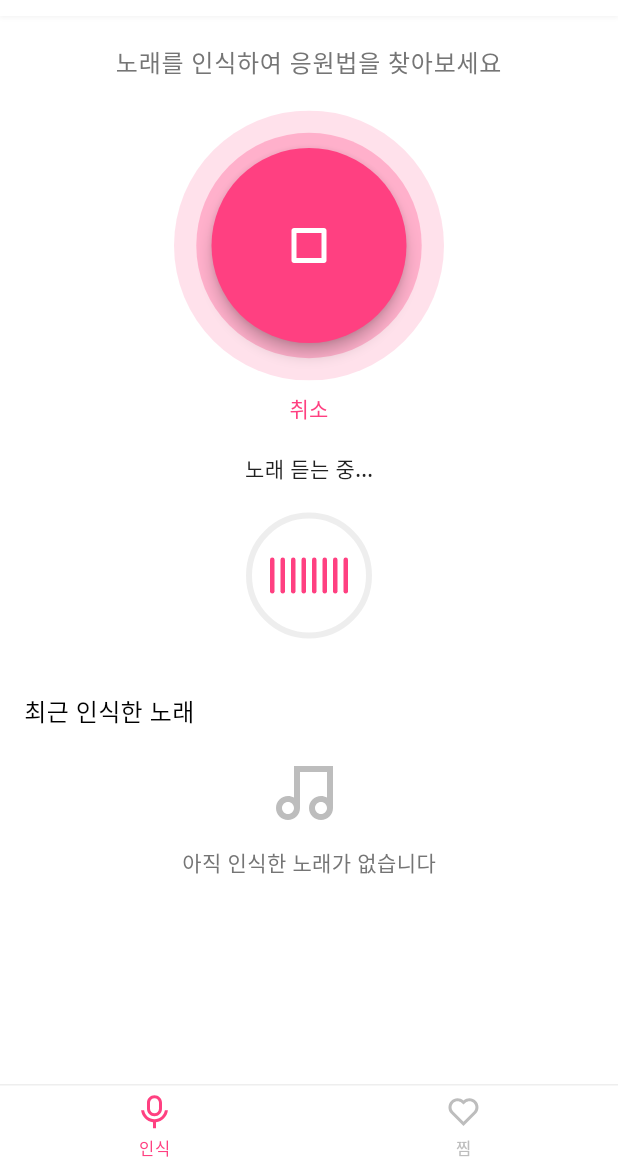
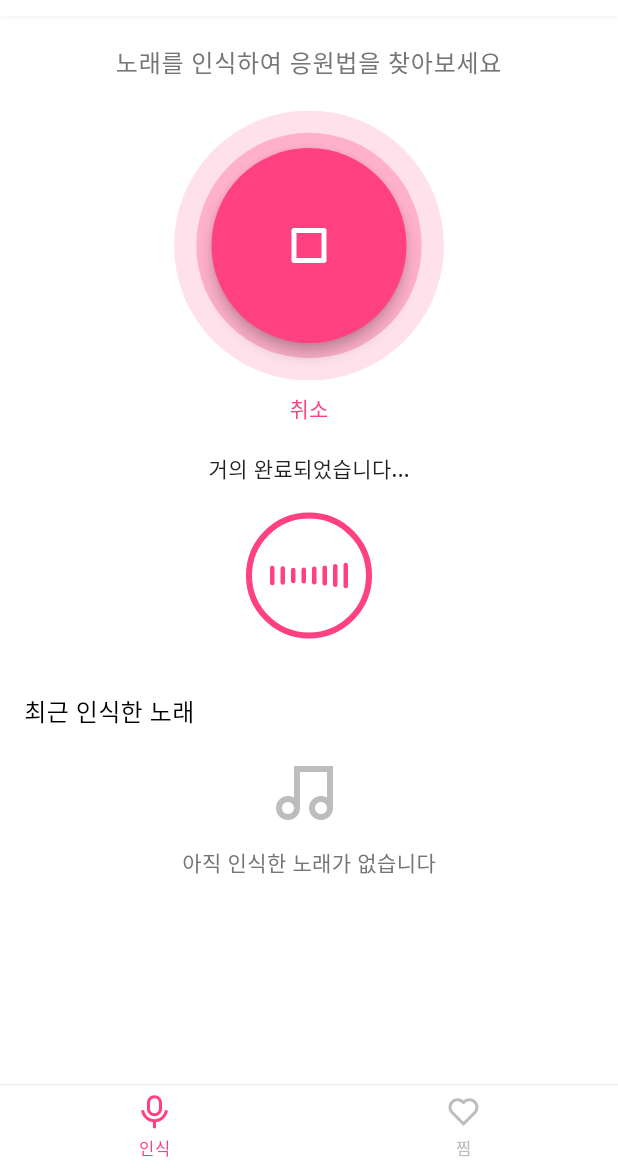
Before and after one commit to Gyeony95/Fan-Chant, a Flutter app: the screen it shows after launch, after a tap on an icon or button, on a phone screen of 412 x 824 dp, the part 68-1236 px from its top. Run offline on Flutter 3.47's test engine with Material 3 defaults, Android fonts, the light colour scheme and no system bars; our stand-ins replace flutter_remix, flutter_riverpod, google_fonts, hive, hive_flutter, riverpod_annotation; missing offline and left inert: flutter_shazam_kit; accounts and stored records are empty; generated files the repository leaves out were written again.

Commit message:
feat : 음석인식 ui 수정

```diff
--- a/lib/src/features/song_recognition/providers/song_provider.dart
+++ b/lib/src/features/song_recognition/providers/song_provider.dart
@@ -91,8 +91,26 @@ class SongRecognition extends _$SongRecognition {
       }
       // iOS가 아닌 경우 샘플 데이터 사용 (시뮬레이션)
       else {
-        // 실제로는 오디오 인식 API를 호출하지만, 여기서는 지연만 시뮬레이션
-        await Future.delayed(const Duration(seconds: 3));
+        // 프로그레스 시뮬레이션 (0.0 ~ 1.0)
+        for (int i = 1; i <= 5; i++) {
+          if (state.status != SongRecognitionStatus.recognizing) {
+            // 사용자가 도중에 취소한 경우
+            break;
+          }
+
+          // 진행 상태 업데이트
+          state = state.copyWith(
+            recognitionProgress: i / 5,
+            statusMessage: i <= 2
+                ? '음악을 들어보는 중...'
+                : i <= 4
+                    ? '인식 중...'
+                    : '거의 완료되었습니다...',
+          );
+
+          // 잠시 대기
+          await Future.delayed(const Duration(milliseconds: 300));
+        }
 
         // 샘플 노래 목록에서 두 번째 노래 (Hype Boy)를 선택하여 인식 성공으로 처리
         final songs = Song.getSampleSongs();
@@ -102,6 +120,7 @@ class SongRecognition extends _$SongRecognition {
           status: SongRecognitionStatus.success,
           recognizedSong: recognizedSong,
           statusMessage: '인식 성공!',
+          recognitionProgress: 1.0,
         );
       }
     } catch (e) {
--- a/lib/src/features/song_recognition/screens/song_recognition_screen.dart
+++ b/lib/src/features/song_recognition/screens/song_recognition_screen.dart
@@ -1,3 +1,5 @@
+import 'dart:io';
+import 'dart:async';
 import 'package:flutter/material.dart';
 import 'package:flutter_riverpod/flutter_riverpod.dart';
 import 'package:fan_chant/src/config/routes.dart';
@@ -79,11 +81,7 @@ class _SongRecognitionScreenState extends ConsumerState<SongRecognitionScreen>
                           const SizedBox(height: 10),
 
                           // 인식 상태
-                          if (recognitionState.status ==
-                                  SongRecognitionStatus.recognizing ||
-                              recognitionState.status ==
-                                  SongRecognitionStatus.failure)
-                            _buildRecognitionStatus(),
+                          _buildRecognitionStatus(),
 
                           // 최근 인식한 노래
                           _buildRecentSongs(context, ref),
@@ -219,7 +217,36 @@ class _SongRecognitionScreenState extends ConsumerState<SongRecognitionScreen>
         final recognitionState = ref.watch(songRecognitionProvider);
         final progress = recognitionState.recognitionProgress;
         final message = recognitionState.statusMessage ?? '노래 인식 중...';
+        final isSuccess =
+            recognitionState.status == SongRecognitionStatus.success;
+        final isRecognizing =
+            recognitionState.status == SongRecognitionStatus.recognizing;
+        final isFailure =
+            recognitionState.status == SongRecognitionStatus.failure;
 
+        // 인식 중이거나 실패 상태가 아니면 아무것도 표시하지 않음
+        if (!isRecognizing && !isFailure) {
+          return const SizedBox.shrink();
+        }
+
+        // 인식 성공 시 UI 변경
+        if (isSuccess) {
+          return Container(
+            padding: const EdgeInsets.symmetric(vertical: 10),
+            child: const Column(
+              mainAxisSize: MainAxisSize.min,
+              children: [
+                Icon(
+                  FlutterRemix.check_line,
+                  size: 48,
+                  color: Colors.green,
+                ),
+              ],
+            ),
+          );
+        }
+
+        // 인식 중 또는 실패 시 UI
         return Container(
           constraints: const BoxConstraints(maxHeight: 200),
           padding: const EdgeInsets.symmetric(vertical: 10),
@@ -255,17 +282,7 @@ class _SongRecognitionScreenState extends ConsumerState<SongRecognitionScreen>
                     ),
 
                     // 사운드 웨이브 효과
-                    SizedBox(
-                      height: 30,
-                      child: Row(
-                        mainAxisAlignment: MainAxisAlignment.center,
-                        mainAxisSize: MainAxisSize.min,
-                        children: List.generate(
-                          8, // 웨이브 라인 개수 축소
-                          (index) => _buildSoundWaveLine(index),
-                        ),
-                      ),
-                    ),
+                    const SoundWaveEffect(),
                   ],
                 ),
               ),
@@ -285,28 +302,6 @@ class _SongRecognitionScreenState extends ConsumerState<SongRecognitionScreen>
           ),
         );
       },
-    );
-  }
-
-  /// 사운드 웨이브 라인 위젯
-  Widget _buildSoundWaveLine(int index) {
-    return Padding(
-      padding: const EdgeInsets.symmetric(horizontal: 2),
-      child: TweenAnimationBuilder<double>(
-        tween: Tween(begin: 0.3, end: 1.0),
-        duration: Duration(milliseconds: 600 + (index * 100) % 400),
-        curve: Curves.easeInOut,
-        builder: (context, value, child) {
-          return Container(
-            width: 3,
-            height: 24 * value,
-            decoration: BoxDecoration(
-              color: AppColors.primary,
-              borderRadius: BorderRadius.circular(1.5),
-            ),
-          );
-        },
-      ),
     );
   }
 
@@ -492,17 +487,48 @@ class _SongRecognitionScreenState extends ConsumerState<SongRecognitionScreen>
   /// 노래 인식 시작 메서드
   Future<void> _startRecognition(WidgetRef ref, BuildContext context) async {
     final notifier = ref.read(songRecognitionProvider.notifier);
+
+    // 상태 변경 감시를 위한 리스너 설정
+    late ProviderSubscription<SongRecognitionState> subscription;
+
+    subscription = ref.listenManual(
+      songRecognitionProvider,
+      (previous, next) async {
+        // 인식 상태가 변경된 경우에만 처리
+        if (previous?.status != next.status) {
+          if (next.status == SongRecognitionStatus.success &&
+              next.recognizedSong != null) {
+            // 인식 성공 시 바로 처리
+            subscription.close(); // 리스너 정리
+
+            // 최근 인식 목록에 추가
+            await notifier.addToRecentSongs(next.recognizedSong!);
+
+            // 잠시 후 상세 화면으로 이동 (UI 반응을 위해 약간의 지연)
+            await Future.delayed(const Duration(milliseconds: 300));
+            if (mounted) {
+              await AppRoutes.navigateToSongDetail(
+                  context, next.recognizedSong!);
+            }
+          } else if (next.status == SongRecognitionStatus.failure) {
+            // 인식 실패 시 처리
+            subscription.close(); // 리스너 정리
+            await Future.delayed(const Duration(milliseconds: 300));
+            if (mounted) {
+              await AppRoutes.navigateToRecognitionFailed(context);
+            }
+          }
+        }
+      },
+    );
+
+    // 인식 시작
     await notifier.startRecognition();
 
-    final state = ref.read(songRecognitionProvider);
-    if (state.status == SongRecognitionStatus.success &&
-        state.recognizedSong != null) {
-      // 인식된 노래가 있으면 상세 화면으로 이동
-      notifier.addToRecentSongs(state.recognizedSong!);
-      await AppRoutes.navigateToSongDetail(context, state.recognizedSong!);
-    } else if (state.status == SongRecognitionStatus.failure) {
-      // 인식 실패 시 처리
-      await AppRoutes.navigateToRecognitionFailed(context);
+    // 인식이 시작되지 않았거나 이미 완료되었다면 리스너 정리
+    final currentState = ref.read(songRecognitionProvider);
+    if (currentState.status != SongRecognitionStatus.recognizing) {
+      subscription.close();
     }
   }
 
@@ -519,6 +545,87 @@ class _SongRecognitionScreenState extends ConsumerState<SongRecognitionScreen>
     notifier.selectSong(song);
     await notifier.addToRecentSongs(song);
     await AppRoutes.navigateToSongDetail(context, song);
+  }
+}
+
+/// 사운드 웨이브 효과 위젯
+class SoundWaveEffect extends StatelessWidget {
+  const SoundWaveEffect({Key? key}) : super(key: key);
+
+  @override
+  Widget build(BuildContext context) {
+    return SizedBox(
+      height: 30,
+      child: Row(
+        mainAxisAlignment: MainAxisAlignment.center,
+        mainAxisSize: MainAxisSize.min,
+        children: List.generate(
+          8, // 웨이브 라인 개수
+          (index) => SoundWaveLine(index: index),
+        ),
+      ),
+    );
+  }
+}
+
+/// 사운드 웨이브 라인을 위한 StatefulWidget
+class SoundWaveLine extends StatefulWidget {
+  final int index;
+
+  const SoundWaveLine({Key? key, required this.index}) : super(key: key);
+
+  @override
+  State<SoundWaveLine> createState() => _SoundWaveLineState();
+}
+
+class _SoundWaveLineState extends State<SoundWaveLine> {
+  late double _height;
+  late Duration _duration;
+  Timer? _timer;
+
+  @override
+  void initState() {
+    super.initState();
+    // 초기 높이 설정 (0.3 ~ 0.9 사이의 랜덤값)
+    _height = 0.3 + (widget.index * 0.06) % 0.6;
+
+    // 애니메이션 지속 시간 (300ms ~ 800ms 사이의 랜덤값)
+    _duration = Duration(milliseconds: 300 + (widget.index * 70) % 500);
+
+    // 타이머 설정 - 지속적으로 높이 변경
+    _timer = Timer.periodic(
+        Duration(milliseconds: _duration.inMilliseconds + 50), (_) {
+      if (mounted) {
+        setState(() {
+          // 새로운 높이 값 (0.3 ~ 1.0 사이)
+          _height = 0.3 +
+              (0.7 * (DateTime.now().millisecondsSinceEpoch % 1000) / 1000);
+        });
+      }
+    });
+  }
+
+  @override
+  void dispose() {
+    _timer?.cancel();
+    super.dispose();
+  }
+
+  @override
+  Widget build(BuildContext context) {
+    return Padding(
+      padding: const EdgeInsets.symmetric(horizontal: 2),
+      child: AnimatedContainer(
+        duration: _duration,
+        curve: Curves.easeInOut,
+        width: 3,
+        height: 24 * _height,
+        decoration: BoxDecoration(
+          color: AppColors.primary,
+          borderRadius: BorderRadius.circular(1.5),
+        ),
+      ),
+    );
   }
 }
 
--- a/lib/src/features/song_recognition/services/shazam_service.dart
+++ b/lib/src/features/song_recognition/services/shazam_service.dart
@@ -123,9 +123,46 @@ class ShazamService {
       // 이전 결과 초기화
       _matchResult = null;
 
+      // 인식 완료 컴플리터 - 노래가 인식되면 완료
+      final completer = Completer<Song?>();
+
+      // 매치 결과 리스너 설정 (새로운 리스너)
+      final resultListener = (result) {
+        WidgetsBinding.instance.addPostFrameCallback((_) {
+          if (result is Matched) {
+            final mediaItems = result.mediaItems;
+            if (mediaItems.isNotEmpty) {
+              final mediaItem = mediaItems.first;
+              final song = Song(
+                id: mediaItem.shazamId ?? '',
+                title: mediaItem.title,
+                artist: mediaItem.artist,
+                album: '알 수 없는 앨범',
+                albumCoverUrl: mediaItem.artworkUrl,
+                releaseDate: '',
+                hasFanChant: true, // 임시 값
+              );
+
+              // 노래 정보 설정 및 완료 처리
+              _matchResult = song;
+
+              // 인식이 완료되었으므로 즉시 종료 처리
+              if (!completer.isCompleted) {
+                completer.complete(song);
+              }
+            }
+          } else if (result is NoMatch && !completer.isCompleted) {
+            // 15초가 지난 후 매치가 없으면 자동으로 null 반환됨 (처리하지 않음)
+          }
+        });
+      };
+
+      // 임시 리스너 등록
+      _shazamKit.onMatchResultDiscovered(resultListener);
+
       // 진행 상황 업데이트 설정
       double progress = 0.0;
-      const duration = 15.0; // 15초 인식
+      const maxDuration = 15.0; // 최대 15초 인식
 
       // 진행 상황 타이머
       if (_timerSubscription != null) {
@@ -136,7 +173,7 @@ class ShazamService {
       _timerStream =
           Stream.periodic(const Duration(seconds: 1), (i) => i).take(15);
       _timerSubscription = _timerStream!.listen((i) {
-        progress = (i + 1) / duration;
+        progress = (i + 1) / maxDuration;
         onProgressUpdate?.call(progress);
 
         // 상태 메시지 업데이트
@@ -152,14 +189,30 @@ class ShazamService {
       // 마이크로 감지 시작
       await _shazamKit.startDetectionWithMicrophone();
 
-      // 15초 후 결과 확인 및 감지 종료
-      await Future.delayed(const Duration(seconds: 15));
+      // 타임아웃 설정 (15초)
+      Timer(const Duration(seconds: 15), () {
+        if (!completer.isCompleted) {
+          completer.complete(_matchResult);
+        }
+      });
+
+      // 결과 기다리기 (최대 15초 또는 인식 완료까지)
+      final result = await completer.future;
+
+      // 타이머 취소
+      if (_timerSubscription != null) {
+        await _timerSubscription!.cancel();
+        _timerSubscription = null;
+      }
 
       // 감지 종료
       await _shazamKit.endDetectionWithMicrophone();
 
+      // 원래 리스너 복구
+      _setupShazamKit();
+
       // 결과 반환
-      return _matchResult;
+      return result;
     } on PlatformException catch (e) {
       // 인식 실패 시 예외 처리
       print('노래 인식 실패: ${e.message}');
```
